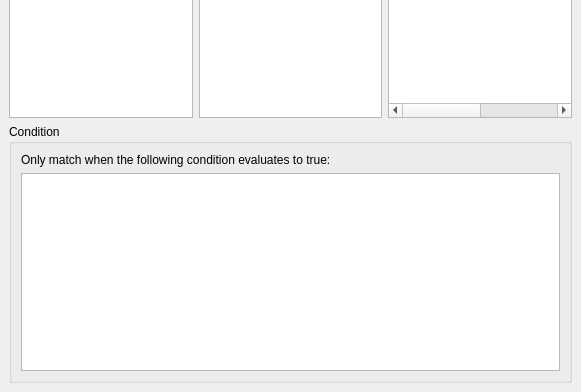
Before: the Qt Designer form src/developer/ruleedit.ui in maccth/GP2-editor, drawn with Qt 5; both pictures show x 0 to 581 and y 219 to 611 of the 581 by 611 pixel window.
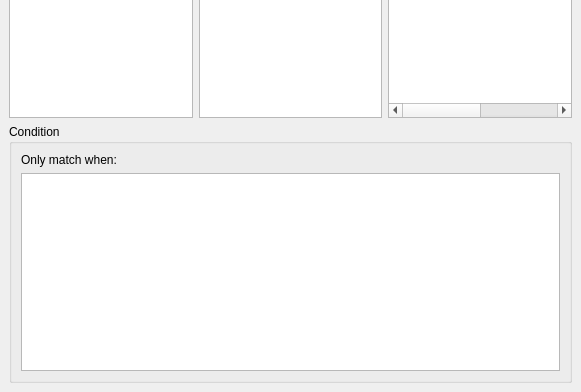
After: the same form once the commit is applied. Custom widgets are drawn as their Qt base class.

The edit to the form file:
```diff
--- a/src/developer/ruleedit.ui
+++ b/src/developer/ruleedit.ui
@@ -174,7 +174,7 @@
          </sizepolicy>
         </property>
         <property name="text">
-         <string>Only match when the following condition evaluates to true:</string>
+         <string>Only match when:</string>
         </property>
        </widget>
       </item>
```
Left out of the diff: 15 changed lines with no effect on the pictures.
